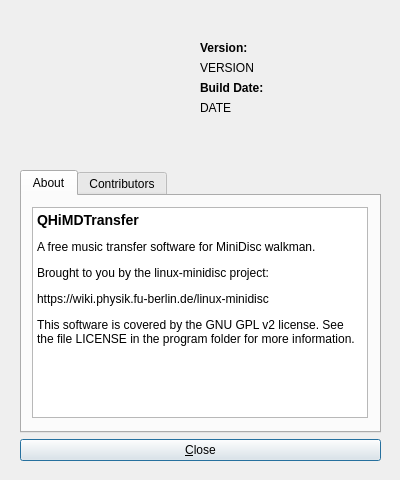
Above: qhimdtransfer/qhimdaboutdialog.ui from linux-minidisc/linux-minidisc before the change. Below: the same form after it.
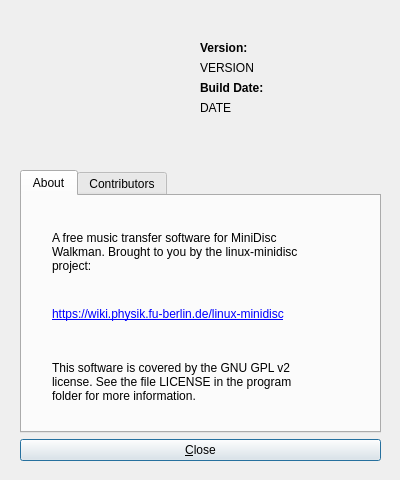
That is the form after the change. Icons and pictures are not drawn.

Commit message: Simplify design of about dialog, waive for RTF text to make translation easier.

```diff
--- a/qhimdtransfer/qhimdaboutdialog.ui
+++ b/qhimdtransfer/qhimdaboutdialog.ui
@@ -56,25 +56,50 @@
        <attribute name="title">
         <string>About</string>
        </attribute>
-       <widget class="QTextBrowser" name="AboutText">
+       <widget class="QLabel" name="HomepageLink">
         <property name="geometry">
          <rect>
-          <x>10</x>
-          <y>11</y>
-          <width>336</width>
-          <height>211</height>
+          <x>30</x>
+          <y>110</y>
+          <width>301</width>
+          <height>16</height>
          </rect>
         </property>
-        <property name="html">
-         <string>&lt;!DOCTYPE HTML PUBLIC &quot;-//W3C//DTD HTML 4.0//EN&quot; &quot;http://www.w3.org/TR/REC-html40/strict.dtd&quot;&gt;
-&lt;html&gt;&lt;head&gt;&lt;meta name=&quot;qrichtext&quot; content=&quot;1&quot; /&gt;&lt;style type=&quot;text/css&quot;&gt;
-p, li { white-space: pre-wrap; }
-&lt;/style&gt;&lt;/head&gt;&lt;body style=&quot; font-family:'Sans Serif'; font-size:9pt; font-weight:400; font-style:normal;&quot;&gt;
-&lt;p style=&quot; margin-top:14px; margin-bottom:12px; margin-left:0px; margin-right:0px; -qt-block-indent:0; text-indent:0px;&quot;&gt;&lt;span style=&quot; font-size:large; font-weight:600;&quot;&gt;QHiMDTransfer&lt;/span&gt; &lt;/p&gt;
-&lt;p style=&quot; margin-top:12px; margin-bottom:12px; margin-left:0px; margin-right:0px; -qt-block-indent:0; text-indent:0px;&quot;&gt;A free music transfer software for MiniDisc walkman. &lt;/p&gt;
-&lt;p style=&quot; margin-top:12px; margin-bottom:12px; margin-left:0px; margin-right:0px; -qt-block-indent:0; text-indent:0px;&quot;&gt;Brought to you by the linux-minidisc project: &lt;/p&gt;
-&lt;p style=&quot; margin-top:12px; margin-bottom:12px; margin-left:0px; margin-right:0px; -qt-block-indent:0; text-indent:0px;&quot;&gt;https://wiki.physik.fu-berlin.de/linux-minidisc &lt;/p&gt;
-&lt;p style=&quot; margin-top:12px; margin-bottom:12px; margin-left:0px; margin-right:0px; -qt-block-indent:0; text-indent:0px;&quot;&gt;This software is covered by the GNU GPL v2 license. See the file LICENSE in the program folder for more information.&lt;/p&gt;&lt;/body&gt;&lt;/html&gt;</string>
+        <property name="text">
+         <string notr="true">&lt;a href=&quot;https://wiki.physik.fu-berlin.de/linux-minidisc&quot;&gt;https://wiki.physik.fu-berlin.de/linux-minidisc&lt;/a&gt;</string>
+        </property>
+        <property name="openExternalLinks">
+         <bool>true</bool>
+        </property>
+       </widget>
+       <widget class="QLabel" name="AboutTextLower">
+        <property name="geometry">
+         <rect>
+          <x>30</x>
+          <y>20</y>
+          <width>301</width>
+          <height>71</height>
+         </rect>
+        </property>
+        <property name="text">
+         <string>A free music transfer software for MiniDisc
+Walkman. Brought to you by the linux-minidisc
+project:</string>
+        </property>
+       </widget>
+       <widget class="QLabel" name="AboutTextUpper">
+        <property name="geometry">
+         <rect>
+          <x>30</x>
+          <y>150</y>
+          <width>301</width>
+          <height>71</height>
+         </rect>
+        </property>
+        <property name="text">
+         <string>This software is covered by the GNU GPL v2
+license. See the file LICENSE in the program
+folder for more information.</string>
         </property>
        </widget>
       </widget>
```
Left out of the diff: 4 changed lines with no effect on the pictures.
